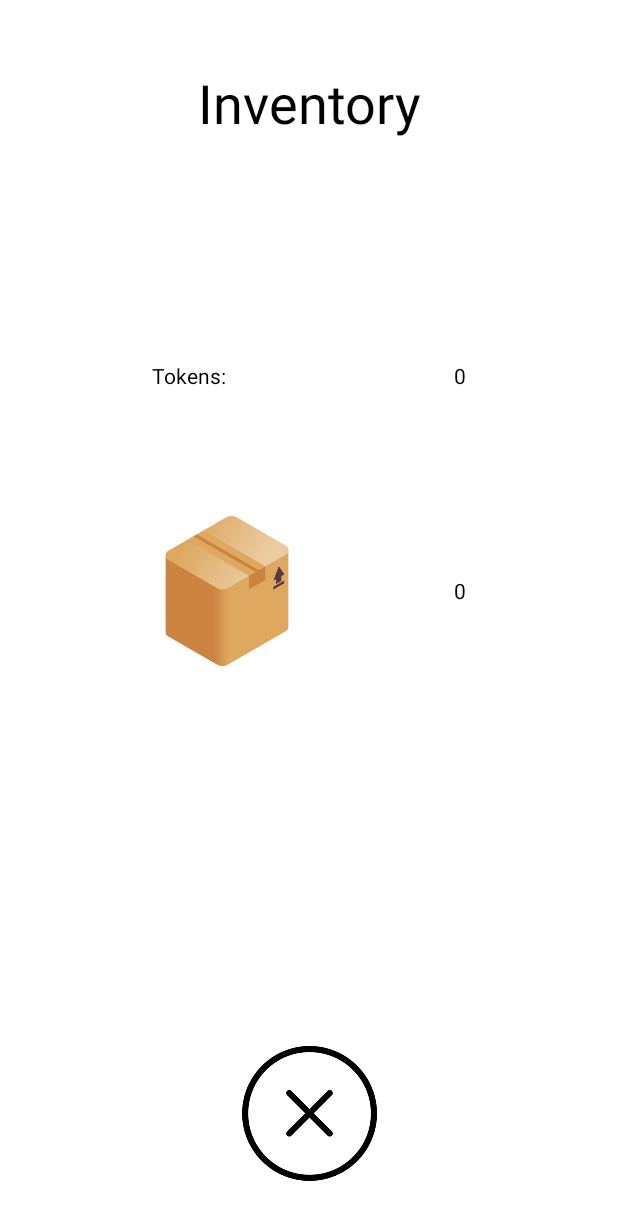
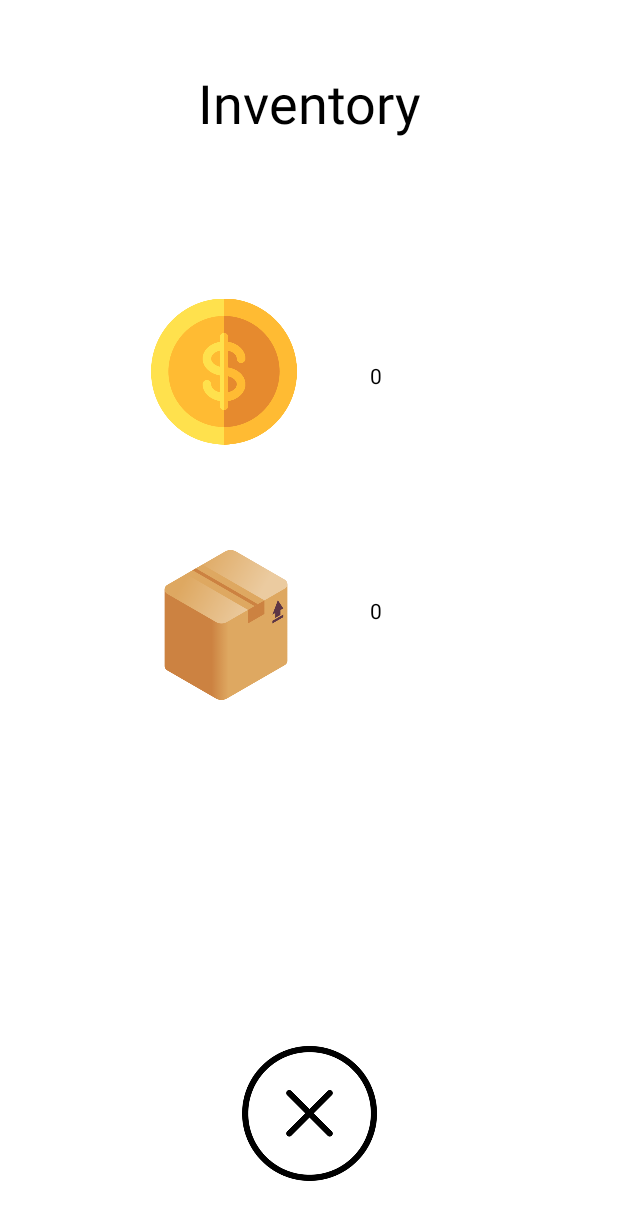
Before and after one commit to timorickli/MobileAppPaketdienst, an Android app: the InventoryActivity screen opened directly, with no data from a screen before it, on a phone screen of 412 x 824 dp. Shown: the top 1220 px of the screen. Run offline under Robolectric (Android 15) with nearby library versions, the phone set to English and light mode, and no system bars.

Commit message:
Coin Image

```diff
--- a/app/src/main/java/net/ictcampus/paketdienst/InventoryActivity.java
+++ b/app/src/main/java/net/ictcampus/paketdienst/InventoryActivity.java
@@ -60,11 +60,9 @@ public class InventoryActivity extends AppCompatActivity {
         View view = this.getWindow().getDecorView();
         view.setBackgroundColor(Color.WHITE);
         TextView title = (TextView) findViewById(R.id.textView2);
-        TextView text1 = (TextView) findViewById(R.id.textView3);
         TextView text2 = (TextView) findViewById(R.id.packages);
         TextView text3 = (TextView) findViewById(R.id.tokens);
         ImageButton imageButton = (ImageButton) findViewById(R.id.imageButton);
-        text1.setTextColor(Color.BLACK);
         text2.setTextColor(Color.BLACK);
         text3.setTextColor(Color.BLACK);
         title.setTextColor(Color.BLACK);
@@ -78,11 +76,9 @@ public class InventoryActivity extends AppCompatActivity {
         View view = this.getWindow().getDecorView();
         view.setBackgroundColor(Color.BLACK);
         TextView title = (TextView) findViewById(R.id.textView2);
-        TextView text1 = (TextView) findViewById(R.id.textView3);
         TextView text2 = (TextView) findViewById(R.id.packages);
         TextView text3 = (TextView) findViewById(R.id.tokens);
         ImageButton imageButton = (ImageButton) findViewById(R.id.imageButton);
-        text1.setTextColor(Color.WHITE);
         text2.setTextColor(Color.WHITE);
         text3.setTextColor(Color.WHITE);
         title.setTextColor(Color.WHITE);
--- a/app/src/main/java/net/ictcampus/paketdienst/ShopActivity.java
+++ b/app/src/main/java/net/ictcampus/paketdienst/ShopActivity.java
@@ -153,7 +153,7 @@ public class ShopActivity extends AppCompatActivity implements View.OnClickListe
                     btnItem1.setClickable(false);
                     startTimerItem1();
                 } else {
-                    Toast.makeText(ShopActivity.this, "Du hast momentan nicht genügend Tokens", Toast.LENGTH_SHORT).show();
+                    Toast.makeText(ShopActivity.this, R.string.shopKeineMünzen, Toast.LENGTH_SHORT).show();
                 }
                 break;
 
@@ -166,7 +166,7 @@ public class ShopActivity extends AppCompatActivity implements View.OnClickListe
                     btnItem2.setClickable(false);
                     startTimerItem2();
                 } else {
-                    Toast.makeText(ShopActivity.this, "Du hast momentan nicht genügend Tokens", Toast.LENGTH_SHORT).show();
+                    Toast.makeText(ShopActivity.this,  R.string.shopKeineMünzen, Toast.LENGTH_SHORT).show();
                 }
                 break;
 
@@ -175,7 +175,7 @@ public class ShopActivity extends AppCompatActivity implements View.OnClickListe
                     editor.putInt("TOKENS", inventoryFile.getInt("TOKENS", 0) - Integer.parseInt(btnItem3.getText().toString()))
                             .apply();
                 } else {
-                    Toast.makeText(ShopActivity.this, "Du hast momentan nicht genügend Tokens", Toast.LENGTH_SHORT).show();
+                    Toast.makeText(ShopActivity.this,  R.string.shopKeineMünzen, Toast.LENGTH_SHORT).show();
                 }
                 break;
 
@@ -187,7 +187,7 @@ public class ShopActivity extends AppCompatActivity implements View.OnClickListe
                             .apply();
                     increaseTime();
                 } else {
-                    Toast.makeText(ShopActivity.this, "Du hast momentan nicht genügend Tokens", Toast.LENGTH_SHORT).show();
+                    Toast.makeText(ShopActivity.this,  R.string.shopKeineMünzen, Toast.LENGTH_SHORT).show();
                 }
                 break;
 
--- a/app/src/main/res/layout/activity_inventory.xml
+++ b/app/src/main/res/layout/activity_inventory.xml
@@ -20,37 +20,25 @@
         app:layout_constraintStart_toStartOf="parent"
         app:layout_constraintTop_toTopOf="parent" />
 
+
     <ImageView
         android:id="@+id/imageView2"
         android:layout_width="100sp"
         android:layout_height="100sp"
-        android:layout_marginTop="84dp"
+        android:layout_marginTop="64dp"
         android:contentDescription="@string/shopImage"
-        app:layout_constraintStart_toStartOf="@+id/textView3"
-        app:layout_constraintTop_toBottomOf="@+id/textView3"
+        app:layout_constraintStart_toStartOf="@+id/imageView3"
+        app:layout_constraintTop_toBottomOf="@+id/imageView3"
         app:srcCompat="@drawable/paket_einzeln" />
 
     <TextView
-        android:id="@+id/textView3"
-        android:layout_width="wrap_content"
-        android:layout_height="wrap_content"
-        android:layout_marginTop="148dp"
-        android:layout_marginEnd="50dp"
-        android:text="@string/inventoryTokens"
+        android:id="@+id/packages"
+        android:layout_width="98dp"
+        android:layout_height="37dp"
+        android:layout_marginBottom="32dp"
         android:textColor="#000"
-        app:layout_constraintEnd_toStartOf="@+id/tokens"
-        app:layout_constraintHorizontal_bias="0.5"
-        app:layout_constraintStart_toStartOf="parent"
-        app:layout_constraintTop_toBottomOf="@+id/textView2" />
-
-    <TextView
-        android:id="@+id/packages"
-        android:layout_width="wrap_content"
-        android:layout_height="wrap_content"
-        android:layout_marginTop="124dp"
-        android:textColor="#000"
-        app:layout_constraintStart_toStartOf="@+id/tokens"
-        app:layout_constraintTop_toBottomOf="@+id/tokens" />
+        app:layout_constraintBottom_toBottomOf="@+id/imageView2"
+        app:layout_constraintStart_toStartOf="@+id/tokens" />
 
     <ImageButton
         android:id="@+id/imageButton"
@@ -70,13 +58,24 @@
 
     <TextView
         android:id="@+id/tokens"
-        android:layout_width="wrap_content"
-        android:layout_height="wrap_content"
+        android:layout_width="61dp"
+        android:layout_height="24dp"
         android:layout_marginTop="148dp"
+        android:layout_marginEnd="104dp"
         android:textColor="#000"
         app:layout_constraintEnd_toEndOf="parent"
-        app:layout_constraintHorizontal_bias="0.5"
-        app:layout_constraintStart_toEndOf="@+id/textView3"
         app:layout_constraintTop_toBottomOf="@+id/textView2" />
 
+    <ImageView
+        android:id="@+id/imageView3"
+        android:layout_width="97dp"
+        android:layout_height="110dp"
+        android:layout_marginTop="100dp"
+        android:contentDescription="@string/shopImage"
+        app:layout_constraintEnd_toStartOf="@+id/tokens"
+        app:layout_constraintHorizontal_bias="0.675"
+        app:layout_constraintStart_toStartOf="parent"
+        app:layout_constraintTop_toBottomOf="@+id/textView2"
+        app:srcCompat="@drawable/geld" />
+
 </androidx.constraintlayout.widget.ConstraintLayout>
--- a/app/src/main/res/values/strings.xml
+++ b/app/src/main/res/values/strings.xml
@@ -37,4 +37,5 @@
     <string name="shopZoll">Customs duties: \n Double income</string>
     <string name="shopPakete">Packages: \n 10 additional packages </string>
     <string name="shopZeit">Delay: \n Temporarily increases time</string>
+    <string name="shopKeineMünzen">You do not have enough coins at the moment</string>
 </resources>
```
Also changed, not shown: app/src/main/res/drawable-v24/geld.png (added), 2 other files.
